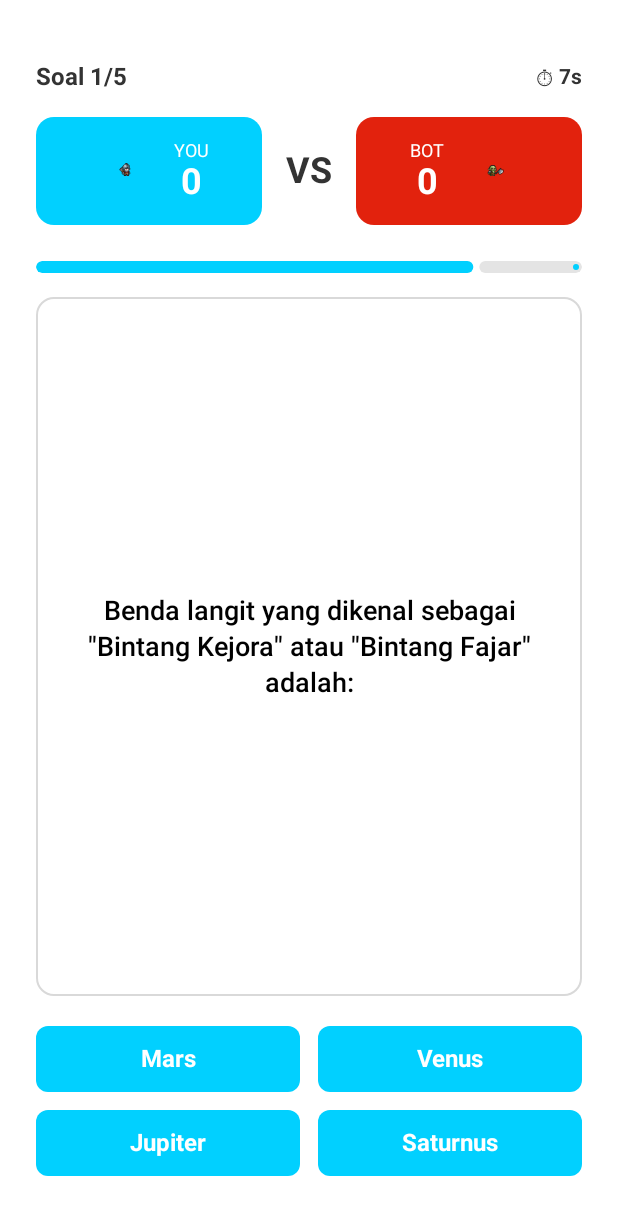
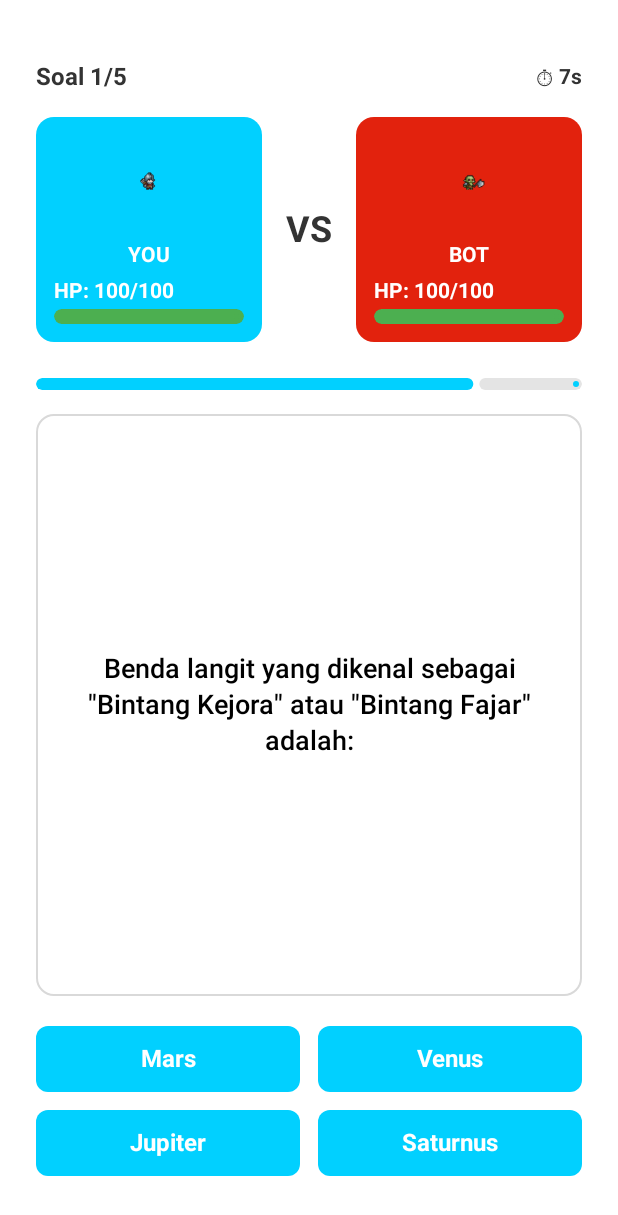
Before and after one commit to MythEclipse/QuizBattle, an Android app built with Jetpack Compose: the screen it shows after launch (MainActivity), after a tap on "Main Quiz (Offline)", on a phone screen of 412 x 824 dp. Shown: the top 1215 px of the screen. Run offline under Robolectric (Android 15) with nearby library versions, the light colour scheme and no system bars; our stand-ins replace Room's generated code.

Commit message:
feat: Implement health-based victory conditions and update UI to display health status

```diff
--- a/app/src/main/java/com/mytheclipse/quizbattle/ui/screens/BattleScreen.kt
+++ b/app/src/main/java/com/mytheclipse/quizbattle/ui/screens/BattleScreen.kt
@@ -35,7 +35,15 @@ fun BattleScreen(
     LaunchedEffect(state.isGameOver) {
         if (state.isGameOver) {
             delay(500)
-            onNavigateToResult(state.playerScore > state.opponentScore)
+            // Victory based on health: opponent HP = 0 or player HP > opponent HP
+            val isVictory = if (state.opponentHealth <= 0 && state.playerHealth > 0) {
+                true
+            } else if (state.playerHealth <= 0 && state.opponentHealth > 0) {
+                false
+            } else {
+                state.playerHealth > state.opponentHealth
+            }
+            onNavigateToResult(isVictory)
         }
     }
 
@@ -120,49 +128,65 @@ fun BattleScreen(
 
         Spacer(modifier = Modifier.height(16.dp))
 
-        // Score section - improved with avatars
+        // Health section with avatars
         Row(
             modifier = Modifier.fillMaxWidth(),
             horizontalArrangement = Arrangement.SpaceBetween,
             verticalAlignment = Alignment.CenterVertically
         ) {
-            // Player score
+            // Player side
             Card(
                 colors = CardDefaults.cardColors(
                     containerColor = PrimaryBlue
                 ),
                 modifier = Modifier.weight(1f)
             ) {
-                Row(
+                Column(
                     modifier = Modifier
                         .fillMaxWidth()
                         .padding(12.dp),
-                    horizontalArrangement = Arrangement.Center,
-                    verticalAlignment = Alignment.CenterVertically
+                    horizontalAlignment = Alignment.CenterHorizontally
                 ) {
                     Image(
                         painter = painterResource(id = R.drawable.player_avatar),
                         contentDescription = "Player",
                         modifier = Modifier
-                            .size(48.dp)
+                            .size(64.dp)
                             .clip(CircleShape),
                         contentScale = ContentScale.Crop
                     )
-                    Spacer(modifier = Modifier.width(8.dp))
-                    Column(
-                        horizontalAlignment = Alignment.CenterHorizontally
-                    ) {
+                    Spacer(modifier = Modifier.height(8.dp))
+                    Text(
+                        text = "YOU",
+                        style = MaterialTheme.typography.bodyMedium.copy(
+                            fontWeight = FontWeight.Bold
+                        ),
+                        color = Color.White
+                    )
+
+                    // Health bar
+                    Spacer(modifier = Modifier.height(8.dp))
+                    Column(modifier = Modifier.fillMaxWidth()) {
                         Text(
-                            text = "YOU",
-                            style = MaterialTheme.typography.bodySmall,
-                            color = Color.White
-                        )
-                        Text(
-                            text = "${state.playerScore}",
-                            style = MaterialTheme.typography.headlineLarge.copy(
+                            text = "HP: ${state.playerHealth}/100",
+                            style = MaterialTheme.typography.bodyMedium.copy(
                                 fontWeight = FontWeight.Bold
                             ),
                             color = Color.White
+                        )
+                        Spacer(modifier = Modifier.height(4.dp))
+                        LinearProgressIndicator(
+                            progress = { state.playerHealth / 100f },
+                            modifier = Modifier
+                                .fillMaxWidth()
+                                .height(10.dp)
+                                .clip(RoundedCornerShape(5.dp)),
+                            color = when {
+                                state.playerHealth > 60 -> Color(0xFF4CAF50)
+                                state.playerHealth > 30 -> Color(0xFFFFC107)
+                                else -> Color(0xFFF44336)
+                            },
+                            trackColor = Color.White.copy(alpha = 0.3f)
                         )
                     }
                 }
@@ -180,45 +204,61 @@ fun BattleScreen(
 
             Spacer(modifier = Modifier.width(16.dp))
 
-            // Opponent score
+            // Opponent side
             Card(
                 colors = CardDefaults.cardColors(
                     containerColor = PrimaryRed
                 ),
                 modifier = Modifier.weight(1f)
             ) {
-                Row(
+                Column(
                     modifier = Modifier
                         .fillMaxWidth()
                         .padding(12.dp),
-                    horizontalArrangement = Arrangement.Center,
-                    verticalAlignment = Alignment.CenterVertically
+                    horizontalAlignment = Alignment.CenterHorizontally
                 ) {
-                    Column(
-                        horizontalAlignment = Alignment.CenterHorizontally
-                    ) {
+                    Image(
+                        painter = painterResource(id = R.drawable.bot_avatar),
+                        contentDescription = "Bot",
+                        modifier = Modifier
+                            .size(64.dp)
+                            .clip(CircleShape),
+                        contentScale = ContentScale.Crop
+                    )
+                    Spacer(modifier = Modifier.height(8.dp))
+                    Text(
+                        text = "BOT",
+                        style = MaterialTheme.typography.bodyMedium.copy(
+                            fontWeight = FontWeight.Bold
+                        ),
+                        color = Color.White
+                    )
+
+                    // Health bar
+                    Spacer(modifier = Modifier.height(8.dp))
+                    Column(modifier = Modifier.fillMaxWidth()) {
                         Text(
-                            text = "BOT",
-                            style = MaterialTheme.typography.bodySmall,
-                            color = Color.White
-                        )
-                        Text(
-                            text = "${state.opponentScore}",
-                            style = MaterialTheme.typography.headlineLarge.copy(
+                            text = "HP: ${state.opponentHealth}/100",
+                            style = MaterialTheme.typography.bodyMedium.copy(
                                 fontWeight = FontWeight.Bold
                             ),
                             color = Color.White
                         )
+                        Spacer(modifier = Modifier.height(4.dp))
+                        LinearProgressIndicator(
+                            progress = { state.opponentHealth / 100f },
+                            modifier = Modifier
+                                .fillMaxWidth()
+                                .height(10.dp)
+                                .clip(RoundedCornerShape(5.dp)),
+                            color = when {
+                                state.opponentHealth > 60 -> Color(0xFF4CAF50)
+                                state.opponentHealth > 30 -> Color(0xFFFFC107)
+                                else -> Color(0xFFF44336)
+                            },
+                            trackColor = Color.White.copy(alpha = 0.3f)
+                        )
                     }
-                    Spacer(modifier = Modifier.width(8.dp))
-                    Image(
-                        painter = painterResource(id = R.drawable.bot_avatar),
-                        contentDescription = "Bot",
-                        modifier = Modifier
-                            .size(48.dp)
-                            .clip(CircleShape),
-                        contentScale = ContentScale.Crop
-                    )
                 }
             }
         }
```
Also changed, not shown: app/src/main/java/com/mytheclipse/quizbattle/viewmodel/BattleViewModel.kt (+64 -13 lines).
